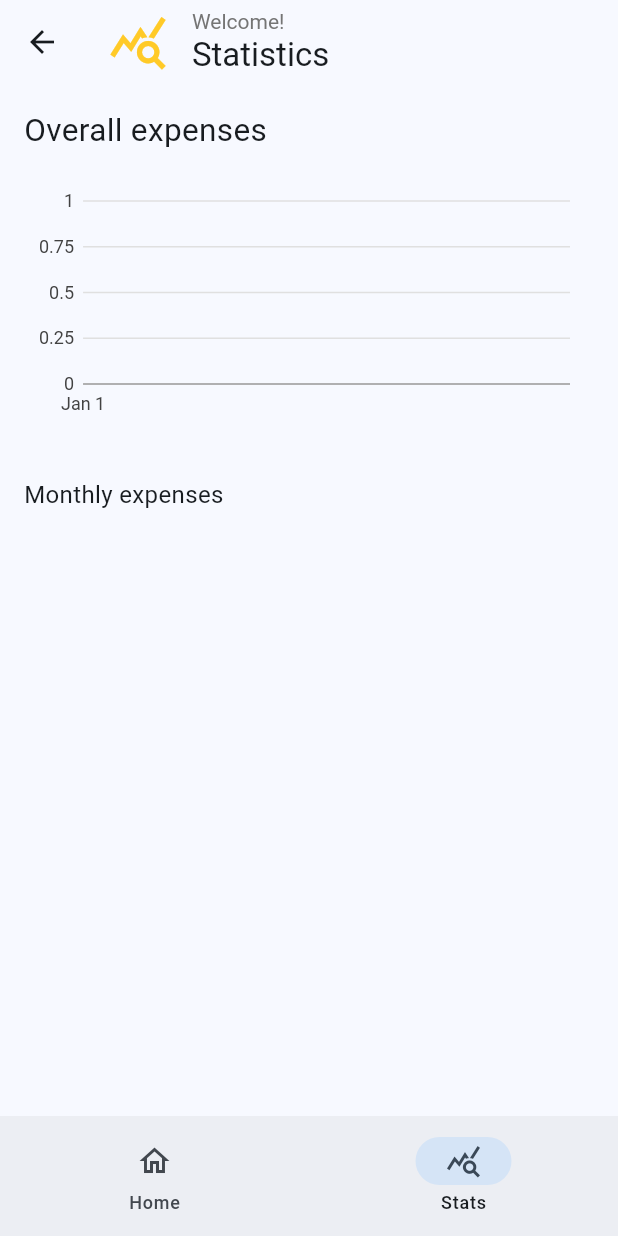
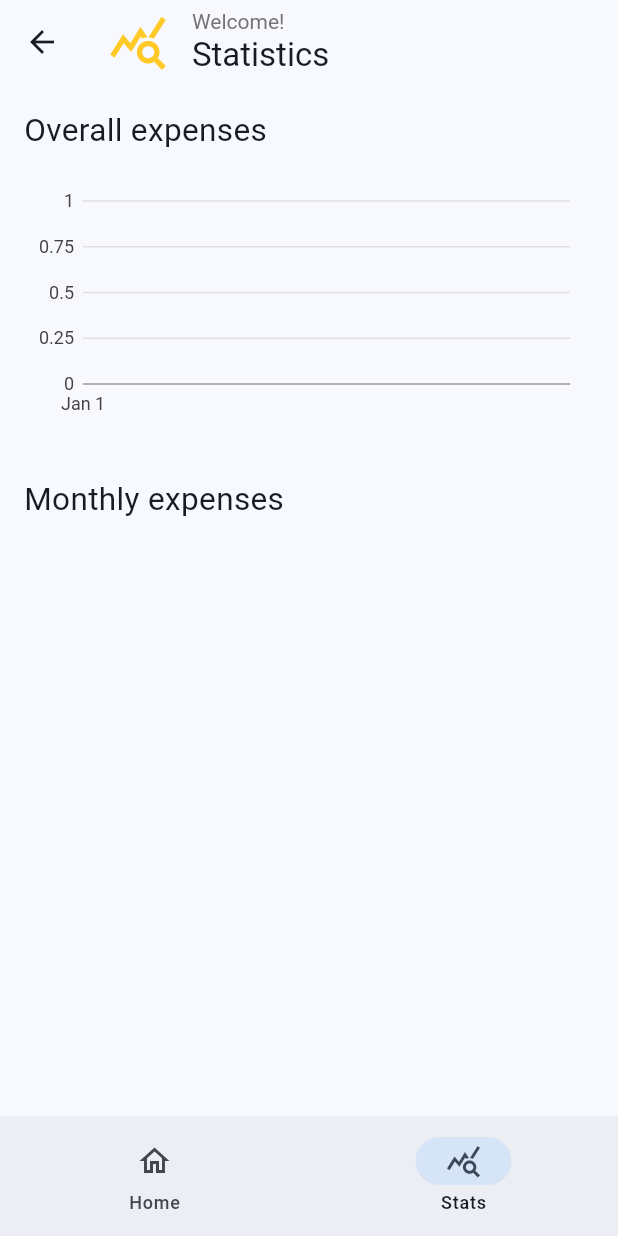
Before and after one commit to kariyum/wallet, a Flutter app: the MyHomePage screen opened directly, item 2 of the bottom bar chosen, on a phone screen of 412 x 824 dp. Run offline on Flutter 3.47's test engine with Material 3 defaults, Android fonts, the phone set to English and light mode, and no system bars; our stand-ins replace charts_flutter, sqflite; missing offline and left inert: dart:ffi; accounts and stored records are empty.

Commit message:
minor ui updates (#9)

```diff
--- a/lib/screens/analytics.dart
+++ b/lib/screens/analytics.dart
@@ -32,14 +32,14 @@ class _AnalyticsPageState extends State<AnalyticsPage> {
           Column(
             crossAxisAlignment: CrossAxisAlignment.start,
             children: [
-              Padding(
-                padding: const EdgeInsets.only(left: 16.0, top: 16.0),
+              const Padding(
+                padding: EdgeInsets.only(left: 16.0, top: 16.0),
                 child: Text(
                   "Overall expenses",
                   style: TextStyle(fontSize: 21),
                 ),
               ),
-              Container(
+              SizedBox(
                 height: 200,
                 child: Padding(
                   padding: const EdgeInsets.all(18.0),
@@ -52,11 +52,11 @@ class _AnalyticsPageState extends State<AnalyticsPage> {
           Column(
             crossAxisAlignment: CrossAxisAlignment.start,
             children: [
-              Padding(
-                padding: const EdgeInsets.only(left: 16.0, top: 16.0),
+              const Padding(
+                padding: EdgeInsets.only(left: 16.0, top: 16.0),
                 child: Text(
                   "Monthly expenses",
-                  style: TextStyle(fontSize: 16),
+                  style: TextStyle(fontSize: 21),
                 ),
               ),
               ListView.builder(
--- a/lib/screens/home.dart
+++ b/lib/screens/home.dart
@@ -91,9 +91,7 @@ class _MyHomePageState extends State<MyHomePage> {
   double forecastedExpenses() {
     final res = items.isEmpty
         ? 0.0
-        : items
-            .map((e) => e.price)
-            .reduce((priceA, priceB) => priceA + priceB);
+        : items.map((e) => e.price).reduce((priceA, priceB) => priceA + priceB);
     return double.parse(
         ((res * 1000).roundToDouble() / 1000).toStringAsFixed(3));
   }
@@ -299,12 +297,20 @@ class _MyHomePageState extends State<MyHomePage> {
                         )
                       ],
                     ),
-                    const Text(
-                      "Available Balance",
-                      style: TextStyle(
-                        fontSize: 14,
+                    if (showCurrentBalance)
+                      const Text(
+                        "Available Balance",
+                        style: TextStyle(
+                          fontSize: 14,
+                        ),
+                      )
+                    else
+                      const Text(
+                        "Forecasted Balance",
+                        style: TextStyle(
+                          fontSize: 14,
+                        ),
                       ),
-                    ),
                     const Divider(),
                     Row(
                       children: [
--- a/lib/widgets/item_input_dialog.dart
+++ b/lib/widgets/item_input_dialog.dart
@@ -271,7 +271,7 @@ class _ItemInputDialogState extends State<ItemInputDialog> {
         text: "${dateTime.hour.toString().padLeft(2, '0')}:${dateTime.minute.toString().padLeft(2, '0')}"
     );
 
-    dateController.text = "${dateTime.year}/${dateTime.month.toString().padLeft(2, '0')}/${dateTime.day.toString().padLeft(2, '0')}";
+    dateController.text = "${dateTime.day.toString().padLeft(2, '0')}/${dateTime.month.toString().padLeft(2, '0')}/${dateTime.year}";
     return SingleChildScrollView(
       child: Padding(
         padding: const EdgeInsets.fromLTRB(16.0, 8.0, 16.0, 8.0),
@@ -386,7 +386,7 @@ class _ItemInputDialogState extends State<ItemInputDialog> {
     pickedDate = selectedDate;
     if (pickedDate != null) {
       dateController.text =
-          "${pickedDate!.year}/${pickedDate!.month.toString().padLeft(2, '0')}/${pickedDate!.day.toString().padLeft(2, '0')}";
+          "${pickedDate!.day.toString().padLeft(2, '0')}/${pickedDate!.month.toString().padLeft(2, '0')}/${pickedDate!.year}";
     }
   }
 
```
